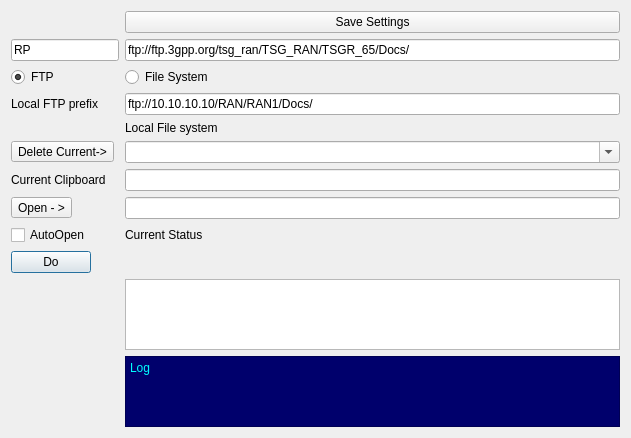
Qt form dialog.ui (wiless/3gpputil) before a commit.
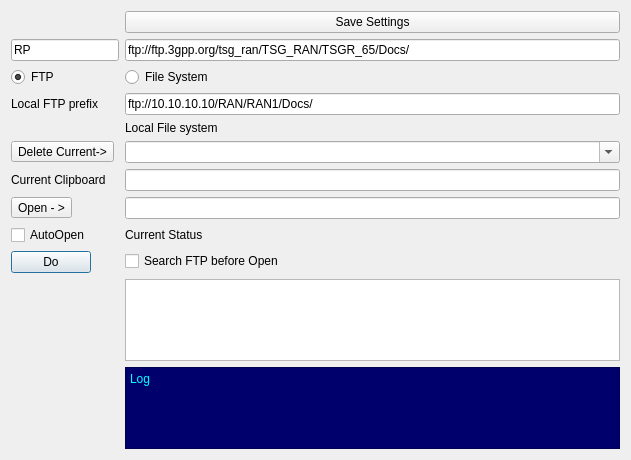
The same form after that commit.

Commit message: Added control to Search before opening FTP link

Patch:
```diff
--- a/dialog.ui
+++ b/dialog.ui
@@ -7,7 +7,7 @@
     <x>0</x>
     <y>0</y>
     <width>631</width>
-    <height>438</height>
+    <height>460</height>
    </rect>
   </property>
   <property name="windowTitle">
@@ -152,6 +152,13 @@
      </property>
     </widget>
    </item>
+   <item row="12" column="1">
+    <widget class="QCheckBox" name="chkSearchFTP">
+     <property name="text">
+      <string>Search FTP before Open</string>
+     </property>
+    </widget>
+   </item>
   </layout>
   <action name="actionConvertFTP">
    <property name="text">
```
The commit also changes 1 other file.
